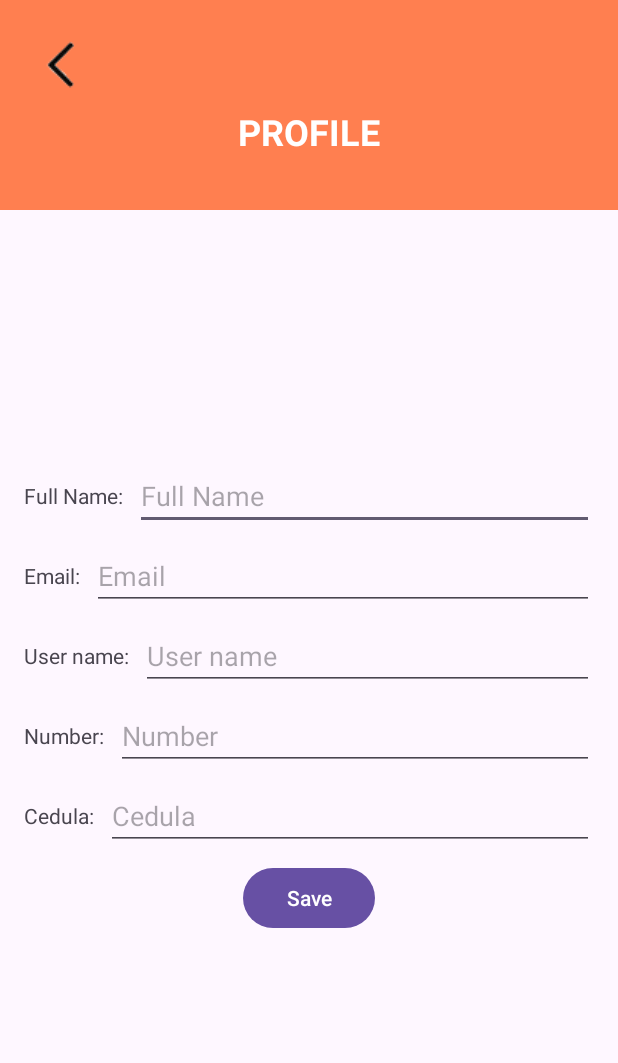
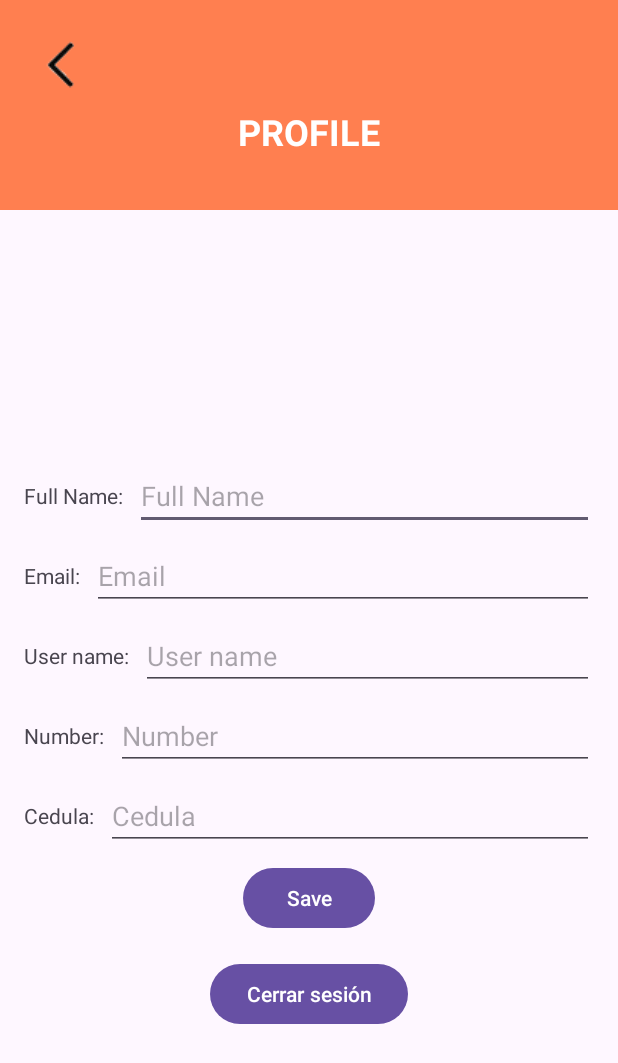
Before and after one commit to Intro-CompuMovil/SpotVibe, an Android app: the Perfil screen opened directly, with no data from a screen before it, on a phone screen of 412 x 824 dp. Shown: the top 1063 px of the screen. Run offline under Robolectric (Android 15) with nearby library versions, the phone set to English and light mode, and no system bars; our stand-ins replace Firebase (no records; nobody signed in at launch, a user with empty details on screens opened directly).

Commit message:
cerrar sesión habilitado

```diff
--- a/app/src/main/java/com/example/spotvibe/Perfil.kt
+++ b/app/src/main/java/com/example/spotvibe/Perfil.kt
@@ -32,6 +32,7 @@ class Perfil : AppCompatActivity() {
     private lateinit var numberEditText: EditText
     private lateinit var cedulaEditText: EditText
     private lateinit var saveButton: Button
+    private lateinit var logoutButton: Button
 
     private var currentName: String? = null
     private var currentEmail: String? = null
@@ -60,6 +61,7 @@ class Perfil : AppCompatActivity() {
         numberEditText = findViewById(R.id.numberEditText)
         cedulaEditText = findViewById(R.id.cedulaEditText)
         saveButton = findViewById(R.id.saveButton)
+        logoutButton = findViewById(R.id.logoutButton)
 
         val currentUser = auth.currentUser
         if (currentUser != null) {
@@ -99,6 +101,10 @@ class Perfil : AppCompatActivity() {
 
         saveButton.setOnClickListener {
             saveUserData()
+        }
+
+        logoutButton.setOnClickListener {
+            logoutUser()
         }
     }
 
@@ -231,4 +237,12 @@ class Perfil : AppCompatActivity() {
             }
         }
     }
+
+    private fun logoutUser() {
+        auth.signOut()
+        val intent = Intent(this, MainActivity::class.java)
+        intent.flags = Intent.FLAG_ACTIVITY_NEW_TASK or Intent.FLAG_ACTIVITY_CLEAR_TASK
+        startActivity(intent)
+        finish()
+    }
 }
--- a/app/src/main/res/layout/activity_perfil.xml
+++ b/app/src/main/res/layout/activity_perfil.xml
@@ -165,5 +165,13 @@
             android:layout_height="wrap_content"
             android:layout_gravity="center_horizontal"
             android:text="Save" />
+        <Button
+            android:id="@+id/logoutButton"
+            android:layout_width="wrap_content"
+            android:layout_height="wrap_content"
+            android:layout_gravity="center_horizontal"
+            android:text="Cerrar sesión"
+            android:layout_marginTop="16dp"/>
+
     </LinearLayout>
 </RelativeLayout>
```
